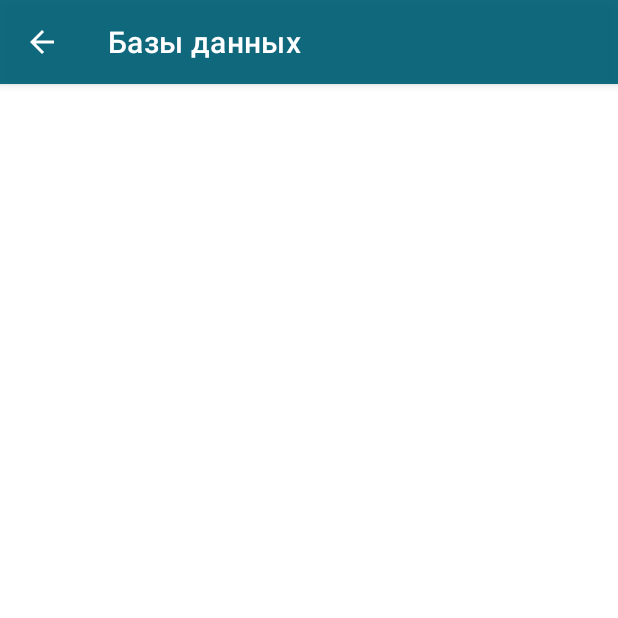
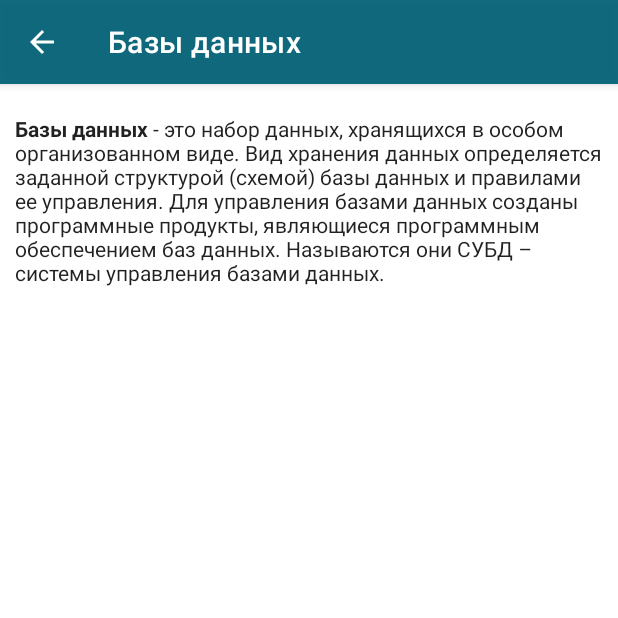
Before and after one commit to rsmvdeellc/qaap, an Android app: the DabaseActivity screen opened directly, with no data from a screen before it, on a phone screen of 412 x 824 dp, the top half of it. Run offline under Robolectric (Android 15) with nearby library versions, the phone set to English and light mode, and no system bars.

Commit message:
DB page added

```diff
--- a/app/src/main/res/layout/activity_dabase.xml
+++ b/app/src/main/res/layout/activity_dabase.xml
@@ -1,9 +1,30 @@
 <?xml version="1.0" encoding="utf-8"?>
-<androidx.constraintlayout.widget.ConstraintLayout xmlns:android="http://schemas.android.com/apk/res/android"
+<RelativeLayout xmlns:android="http://schemas.android.com/apk/res/android"
     xmlns:app="http://schemas.android.com/apk/res-auto"
     xmlns:tools="http://schemas.android.com/tools"
     android:layout_width="match_parent"
     android:layout_height="match_parent"
-    tools:context=".DabaseActivity">
+    tools:context=".DocumActivity">
 
-</androidx.constraintlayout.widget.ConstraintLayout>
+    <ScrollView
+        android:layout_width="match_parent"
+        android:layout_height="match_parent">
+
+        <LinearLayout
+            android:layout_width="match_parent"
+            android:layout_height="wrap_content"
+            android:orientation="vertical" >
+
+            <TextView
+                android:id="@+id/textView11"
+                android:layout_width="match_parent"
+                android:layout_height="wrap_content"
+                android:layout_marginLeft="10dp"
+                android:layout_marginTop="20dp"
+                android:layout_marginRight="10dp"
+                android:text="@string/test_databases"
+                android:textAppearance="@style/TextAppearance.AppCompat.Body1"
+                android:textSize="14sp" />
+        </LinearLayout>
+    </ScrollView>
+</RelativeLayout>
--- a/app/src/main/res/values/strings.xml
+++ b/app/src/main/res/values/strings.xml
@@ -202,5 +202,6 @@
     <b>Отчет о завершении тестирования</b> - содержит подробный анализ обнаруженных ошибок, удаленных ошибок и несоответствий, обнаруженных в программном обеспечении. \n\n
     <b>Руководство пользователя</b> - это руководство помогает конечному пользователю понять как пользоваться продуктом. \n\n\n
     </string>
-
+    <string name="test_databases"><b>Базы данных</b> - это набор данных, хранящихся в особом организованном виде. Вид хранения данных определяется заданной структурой (схемой) базы данных и правилами ее управления. Для управления базами данных созданы программные продукты, являющиеся программным обеспечением баз данных. Называются они СУБД – системы управления базами данных. \n\n\n
+    </string>
 </resources>
```
